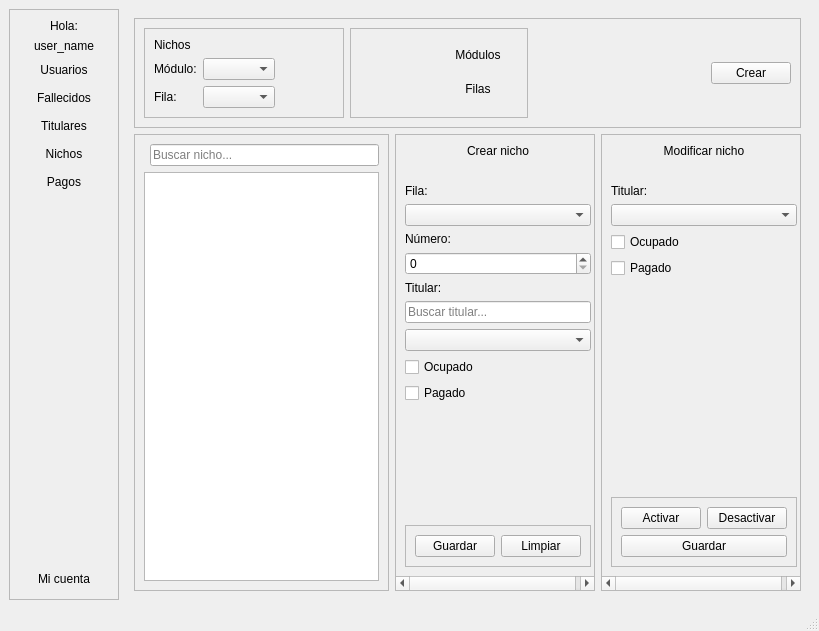
Old version of the form niches/view/ui/main_window.ui in the repository degorck/enduring-chambers.
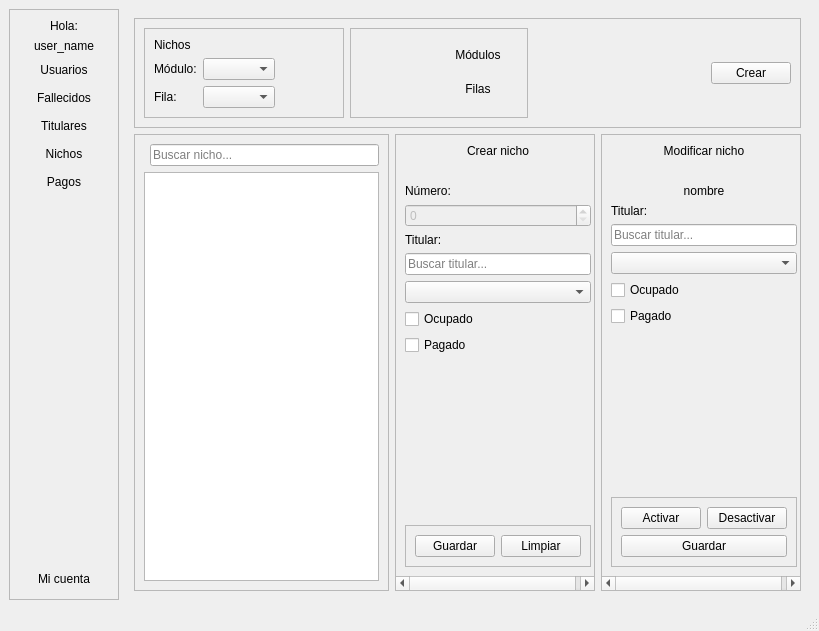
New version of the form. The open tabs and pages were chosen to show the change. Icons and pictures are not drawn.

Commit message: Niches functionality added

```diff
--- a/niches/view/ui/main_window.ui
+++ b/niches/view/ui/main_window.ui
@@ -1597,6 +1597,16 @@
               </property>
              </spacer>
             </item>
+            <item>
+             <widget class="QLabel" name="label_modify_niche_name">
+              <property name="text">
+               <string>nombre</string>
+              </property>
+              <property name="alignment">
+               <set>Qt::AlignCenter</set>
+              </property>
+             </widget>
+            </item>
             <item>
              <widget class="QLabel" name="label_holder_modify_niche">
               <property name="text">
@@ -1604,6 +1614,13 @@
               </property>
              </widget>
             </item>
+            <item>
+             <widget class="QLineEdit" name="line_edit_modify_niche_search_holder">
+              <property name="placeholderText">
+               <string>Buscar titular...</string>
+              </property>
+             </widget>
+            </item>
             <item>
              <widget class="QComboBox" name="combo_box_modify_niche_holder"/>
             </item>
@@ -1721,16 +1738,6 @@
               </property>
              </spacer>
             </item>
-            <item>
-             <widget class="QLabel" name="label_row_create_niche">
-              <property name="text">
-               <string>Fila:</string>
-              </property>
-             </widget>
-            </item>
-            <item>
-             <widget class="QComboBox" name="combo_box_create_niche_row"/>
-            </item>
             <item>
              <widget class="QLabel" name="label_number_create_niche">
               <property name="text">
@@ -1739,7 +1746,11 @@
              </widget>
             </item>
             <item>
-             <widget class="QSpinBox" name="spin_box_create_niche_number"/>
+             <widget class="QSpinBox" name="spin_box_create_niche_number">
+              <property name="enabled">
+               <bool>false</bool>
+              </property>
+             </widget>
             </item>
             <item>
              <widget class="QLabel" name="label_holder_create_niche">
```
Left out of the diff: 38 changed lines with no effect on the pictures. The commit also changes 1 other file.
